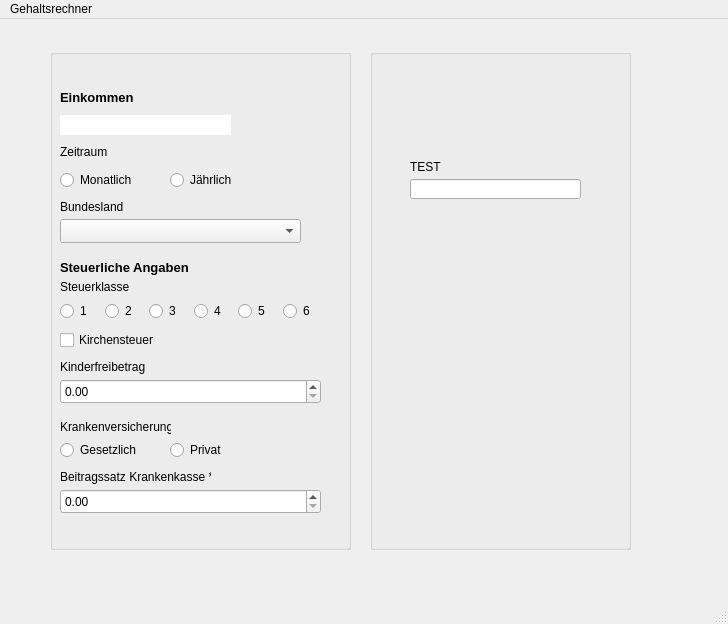
First picture: the form in Gehaltsrechner/mainwindow.ui, repository Vokiey/Gehaltsrechner, before the edit.
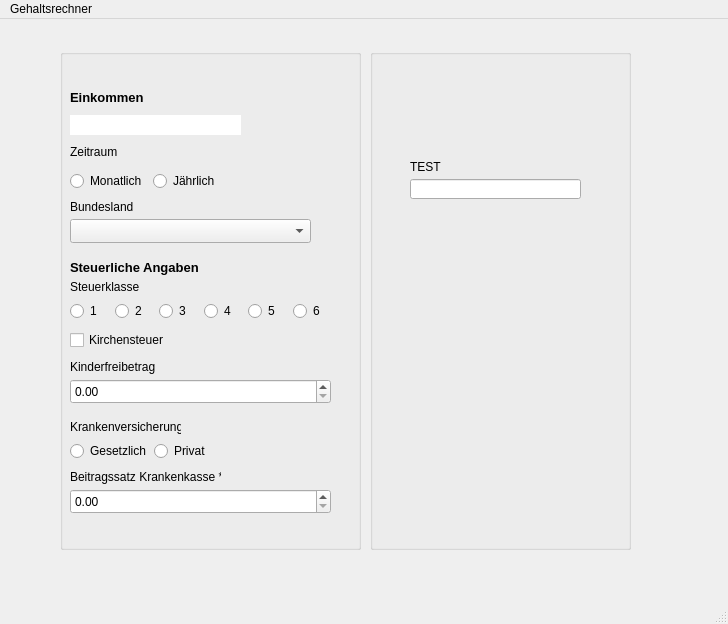
Second picture: the form after the edit.

Commit message: bundesland class and radiobuttons signal

```diff
--- a/Gehaltsrechner/mainwindow.ui
+++ b/Gehaltsrechner/mainwindow.ui
@@ -62,7 +62,7 @@
    <widget class="QGroupBox" name="groupBox_2">
     <property name="geometry">
      <rect>
-      <x>50</x>
+      <x>60</x>
       <y>30</y>
       <width>301</width>
       <height>501</height>
@@ -130,32 +130,6 @@
       <string>Zeitraum</string>
      </property>
     </widget>
-    <widget class="QRadioButton" name="radioButton_monthly">
-     <property name="geometry">
-      <rect>
-       <x>10</x>
-       <y>120</y>
-       <width>91</width>
-       <height>22</height>
-      </rect>
-     </property>
-     <property name="text">
-      <string>Monatlich</string>
-     </property>
-    </widget>
-    <widget class="QRadioButton" name="radioButton_yearly">
-     <property name="geometry">
-      <rect>
-       <x>120</x>
-       <y>120</y>
-       <width>91</width>
-       <height>22</height>
-      </rect>
-     </property>
-     <property name="text">
-      <string>Jährlich</string>
-     </property>
-    </widget>
     <widget class="QComboBox" name="comboBox_states">
      <property name="geometry">
       <rect>
@@ -247,32 +221,6 @@
       </rect>
      </property>
     </widget>
-    <widget class="QRadioButton" name="radioButton_gesetzlich">
-     <property name="geometry">
-      <rect>
-       <x>10</x>
-       <y>390</y>
-       <width>91</width>
-       <height>22</height>
-      </rect>
-     </property>
-     <property name="text">
-      <string>Gesetzlich</string>
-     </property>
-    </widget>
-    <widget class="QRadioButton" name="radioButton_private">
-     <property name="geometry">
-      <rect>
-       <x>120</x>
-       <y>390</y>
-       <width>91</width>
-       <height>22</height>
-      </rect>
-     </property>
-     <property name="text">
-      <string>Privat</string>
-     </property>
-    </widget>
     <widget class="QDoubleSpinBox" name="doubleSpinBox_beitrragssatz">
      <property name="geometry">
       <rect>
@@ -363,6 +311,58 @@
       <string>Kirchensteuer</string>
      </property>
     </widget>
+    <widget class="QWidget" name="">
+     <property name="geometry">
+      <rect>
+       <x>10</x>
+       <y>120</y>
+       <width>152</width>
+       <height>24</height>
+      </rect>
+     </property>
+     <layout class="QHBoxLayout" name="horizontalLayout_2">
+      <item>
+       <widget class="QRadioButton" name="radioButton_monthly">
+        <property name="text">
+         <string>Monatlich</string>
+        </property>
+       </widget>
+      </item>
+      <item>
+       <widget class="QRadioButton" name="radioButton_yearly">
+        <property name="text">
+         <string>Jährlich</string>
+        </property>
+       </widget>
+      </item>
+     </layout>
+    </widget>
+    <widget class="QWidget" name="">
+     <property name="geometry">
+      <rect>
+       <x>10</x>
+       <y>390</y>
+       <width>141</width>
+       <height>24</height>
+      </rect>
+     </property>
+     <layout class="QHBoxLayout" name="horizontalLayout_3">
+      <item>
+       <widget class="QRadioButton" name="radioButton_gesetzlich">
+        <property name="text">
+         <string>Gesetzlich</string>
+        </property>
+       </widget>
+      </item>
+      <item>
+       <widget class="QRadioButton" name="radioButton_private">
+        <property name="text">
+         <string>Privat</string>
+        </property>
+       </widget>
+      </item>
+     </layout>
+    </widget>
    </widget>
   </widget>
   <widget class="QMenuBar" name="menubar">
```
Left out of the diff: 2 changed lines with no effect on the pictures. The commit also changes 37 other files.
